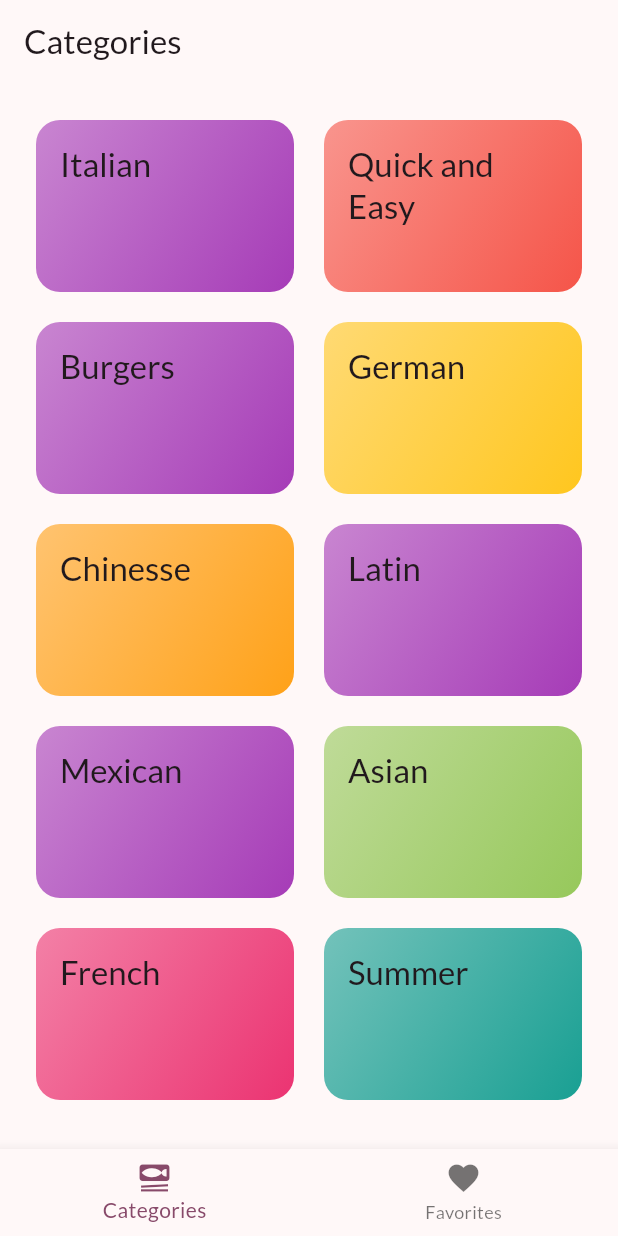
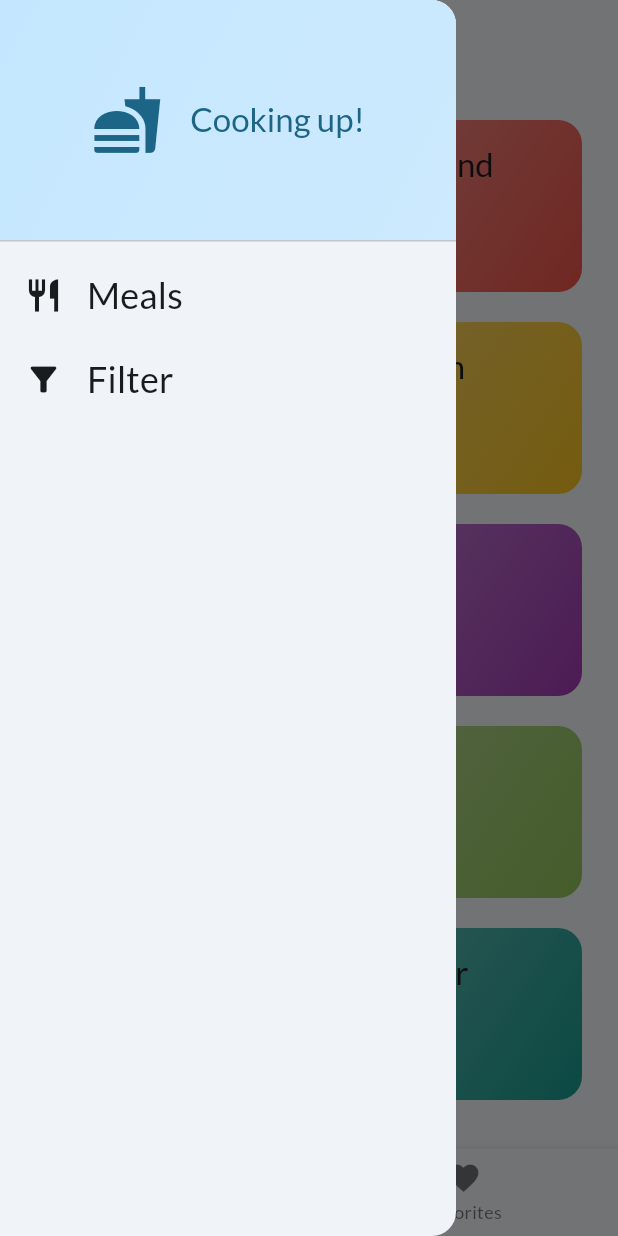
Before and after one commit to adityawalture/food_app, a Flutter app: the screen it shows after launch, with the side drawer open (before the commit the screen has no drawer), on a phone screen of 412 x 824 dp. Run offline on Flutter 3.47's test engine with Material 2 defaults, Android fonts, the phone set to English and light mode, and no system bars; our stand-ins replace google_fonts, transparent_image.

Commit message:
Drawer added

```diff
--- a/lib/Pages/tabs.dart
+++ b/lib/Pages/tabs.dart
@@ -3,6 +3,7 @@ import 'package:food_app/Pages/categories_pg.dart';
 import 'package:food_app/Pages/meals_pg.dart';
 
 import '../models/meal_model.dart';
+import '../widgets/drawer.dart';
 
 class TabsScreen extends StatefulWidget {
   const TabsScreen({super.key});
@@ -64,6 +65,7 @@ class _TabsScreenState extends State<TabsScreen> {
       appBar: AppBar(
         title: Text(activeScreenTitle),
       ),
+      drawer: const MainDrawer(),
       body: activeScreen,
       bottomNavigationBar: BottomNavigationBar(
         onTap: _selectPage,
--- a/lib/main.dart
+++ b/lib/main.dart
@@ -7,7 +7,7 @@ import 'package:google_fonts/google_fonts.dart';
 final theme = ThemeData(
   useMaterial3: true,
   colorScheme: ColorScheme.fromSeed(
-    seedColor: const Color.fromARGB(255, 205, 69, 148),
+    seedColor: const Color.fromARGB(255, 69, 160, 205),
   ),
   textTheme: GoogleFonts.latoTextTheme(),
 );
--- /dev/null
+++ b/lib/widgets/drawer.dart
@@ -0,0 +1,70 @@
+import 'package:flutter/material.dart';
+
+class MainDrawer extends StatelessWidget {
+  const MainDrawer({super.key});
+
+  @override
+  Widget build(BuildContext context) {
+    return Drawer(
+      child: Column(
+        children: [
+          DrawerHeader(
+            padding: const EdgeInsets.all(20),
+            decoration: BoxDecoration(
+                gradient: LinearGradient(colors: [
+              Theme.of(context).colorScheme.primaryContainer,
+              Theme.of(context).colorScheme.primaryContainer.withOpacity(0.8),
+            ], begin: Alignment.topLeft, end: Alignment.bottomRight)),
+            child: Row(
+              mainAxisAlignment: MainAxisAlignment.center,
+              children: [
+                Icon(
+                  Icons.fastfood,
+                  size: 48,
+                  color: Theme.of(context).colorScheme.primary,
+                ),
+                const SizedBox(width: 18),
+                Text(
+                  'Cooking up!',
+                  style: Theme.of(context).textTheme.titleLarge!.copyWith(
+                        color: Theme.of(context).colorScheme.primary,
+                      ),
+                ),
+              ],
+            ),
+          ),
+          ListTile(
+            leading: Icon(
+              Icons.restaurant,
+              size: 26,
+              color: Theme.of(context).colorScheme.onBackground,
+            ),
+            title: Text(
+              'Meals',
+              style: Theme.of(context).textTheme.titleSmall!.copyWith(
+                    color: Theme.of(context).colorScheme.onBackground,
+                    fontSize: 24,
+                  ),
+            ),
+            onTap: () {},
+          ),
+          ListTile(
+            leading: Icon(
+              Icons.filter_alt,
+              size: 26,
+              color: Theme.of(context).colorScheme.onBackground,
+            ),
+            title: Text(
+              'Filter',
+              style: Theme.of(context).textTheme.titleSmall!.copyWith(
+                    color: Theme.of(context).colorScheme.onBackground,
+                    fontSize: 24,
+                  ),
+            ),
+            onTap: () {},
+          ),
+        ],
+      ),
+    );
+  }
+}
```
